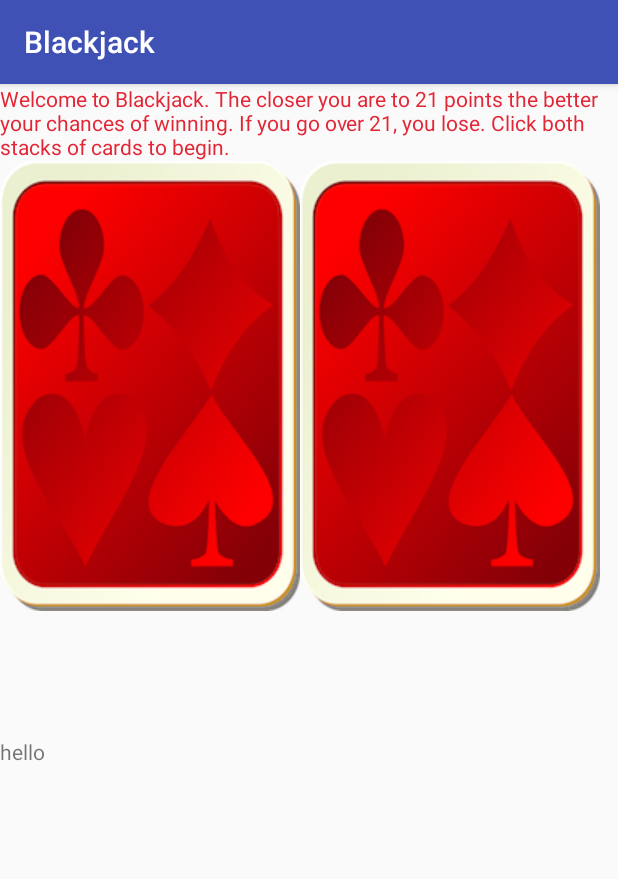
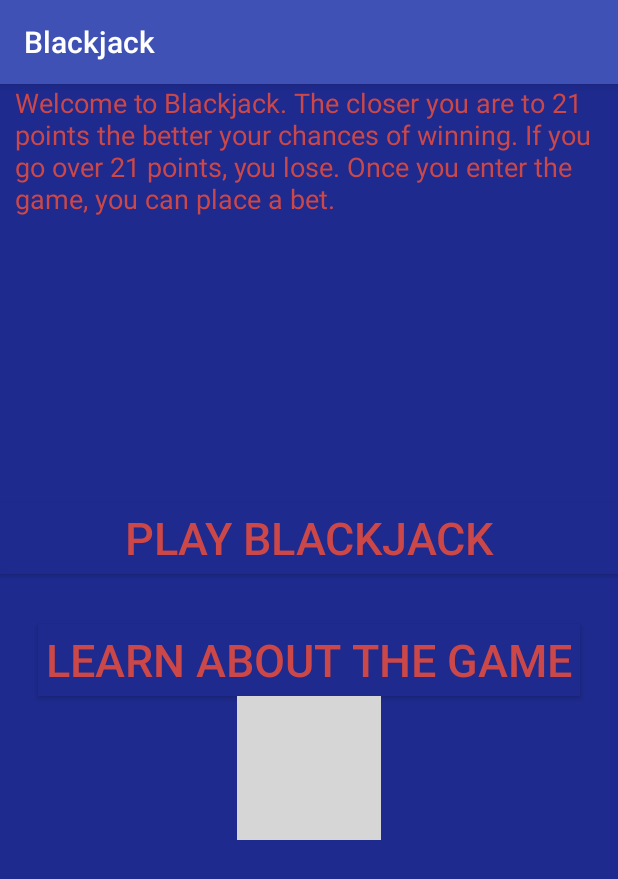
Before and after one commit to jcthom72/Blackjack, an Android app: the screen it shows after launch (MainActivity), on a phone screen of 412 x 824 dp. Shown: the top 879 px of the screen. Run offline under Robolectric (Android 15) with nearby library versions, the phone set to English and light mode, and no system bars; grey boxes are pictures that could not be loaded.

Commit message:
Added a few images and made a menu page

```diff
--- a/app/src/main/res/layout/activity_main.xml
+++ b/app/src/main/res/layout/activity_main.xml
@@ -1,5 +1,5 @@
 <?xml version="1.0" encoding="utf-8"?>
-<LinearLayout xmlns:android="http://schemas.android.com/apk/res/android"
+<RelativeLayout xmlns:android="http://schemas.android.com/apk/res/android"
     xmlns:app="http://schemas.android.com/apk/res-auto"
     xmlns:tools="http://schemas.android.com/tools"
     android:id="@+id/activity_main"
@@ -7,43 +7,54 @@
     android:layout_height="match_parent"
     android:orientation="vertical"
     tools:context="csci4020.shawnbickel.assignment1.blackjack.MainActivity"
-    android:baselineAligned="false">
+    android:baselineAligned="false"
+    android:background="#1E2A8d"
+    android:theme="@style/ThemeOverlay.AppCompat.Dark">
 
     <TextView
         android:layout_width="wrap_content"
         android:layout_height="wrap_content"
-        android:text="Welcome to Blackjack. The closer you are to 21 points the better your chances of winning. If you go over 21, you lose. Click both stacks of cards to begin."
-        android:textColor="#E32636" />
+        android:text="@string/welcome"
+        android:textSize="18sp"
+        android:textColor="#CC4748"
+        android:paddingLeft="10dp"
+        android:layout_alignParentTop="true"
+        android:layout_alignParentLeft="true"
+        android:layout_alignParentStart="true"
+        android:paddingRight="10dp" />
 
-    <LinearLayout
-        android:orientation="horizontal"
+    <Button
+        android:text="@string/game"
+        android:layout_width="match_parent"
+        android:layout_height="wrap_content"
+        android:id="@+id/button2"
+        android:background="#1E2A8d"
+        android:textColor="#CC4748"
+        android:textSize="30sp"
+        android:layout_above="@+id/button3"
+        android:layout_alignParentLeft="true"
+        android:layout_alignParentStart="true"
+        android:layout_marginBottom="33dp" />
+
+    <Button
+        android:text="@string/website"
         android:layout_width="wrap_content"
-        android:layout_height="384dp">
+        android:layout_height="wrap_content"
+        android:id="@+id/button3"
+        android:background="#1E2A8d"
+        android:textColor="#CC4748"
+        android:textSize="30sp"
+        android:paddingLeft="5dp"
+        android:paddingRight="5dp"
+        android:layout_centerVertical="true"
+        android:layout_centerHorizontal="true" />
 
-        <ImageView
-            android:layout_width="match_parent"
-            android:layout_height="wrap_content"
-            app:srcCompat="@drawable/CardBack"
-            android:id="@+id/imageView11"
-            android:layout_weight="1" />
+    <ImageView
+        android:layout_width="wrap_content"
+        android:layout_height="wrap_content"
+        app:srcCompat="@drawable/menuImageB"
+        android:layout_centerHorizontal="true"
+        android:id="@+id/imageView13"
+        android:layout_below="@+id/button3" />
 
-        <ImageView
-            android:layout_width="match_parent"
-            android:layout_height="wrap_content"
-            app:srcCompat="@drawable/CardBack"
-            android:id="@+id/imageView12"
-            android:layout_weight="1" />
-    </LinearLayout>
-
-    <RelativeLayout
-        android:layout_width="match_parent"
-        android:layout_height="match_parent">
-
-        <TextView
-            android:text="hello"
-            android:layout_width="match_parent"
-            android:layout_height="wrap_content"
-            android:id="@+id/textView2" />
-    </RelativeLayout>
-
-</LinearLayout>
+</RelativeLayout>
--- a/app/src/main/res/values/strings.xml
+++ b/app/src/main/res/values/strings.xml
@@ -1,3 +1,6 @@
 <resources>
     <string name="app_name">Blackjack</string>
+    <string name="website">Learn about the Game</string>
+    <string name="game">Play Blackjack</string>
+    <string name="welcome">Welcome to Blackjack. The closer you are to 21 points the better your chances of winning. If you go over 21 points, you lose. Once you enter the game, you can place a bet.</string>
 </resources>
```
Also changed, not shown: app/src/main/ic_launcher-web.png (added), app/src/main/res/mipmap-hdpi/ic_launcher.png, app/src/main/res/mipmap-mdpi/ic_launcher.png, app/src/main/res/mipmap-xhdpi/ic_launcher.png, app/src/main/res/mipmap-xxhdpi/ic_launcher.png, app/src/main/res/mipmap-xxxhdpi/ic_launcher.png.
